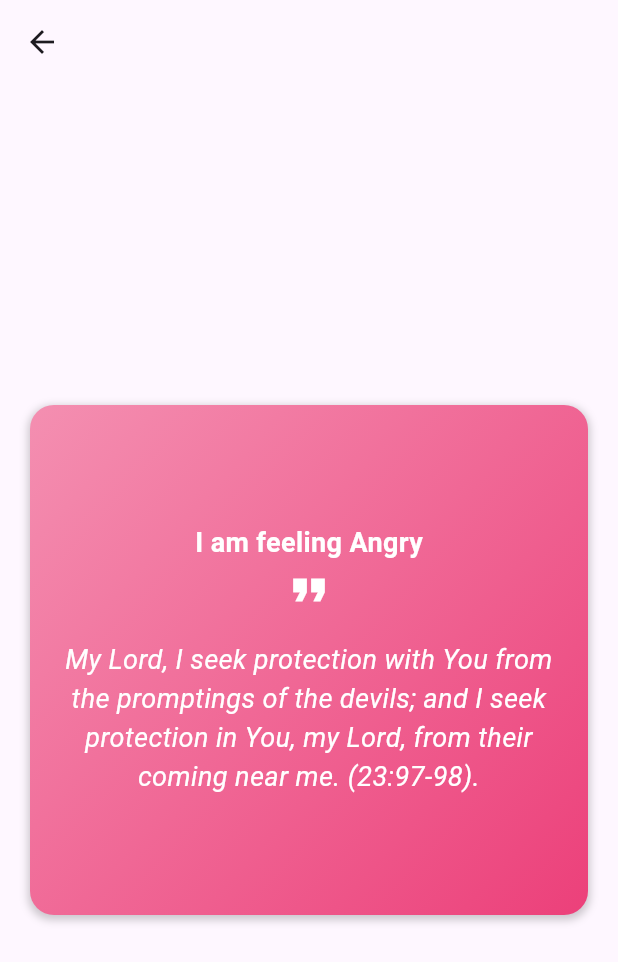
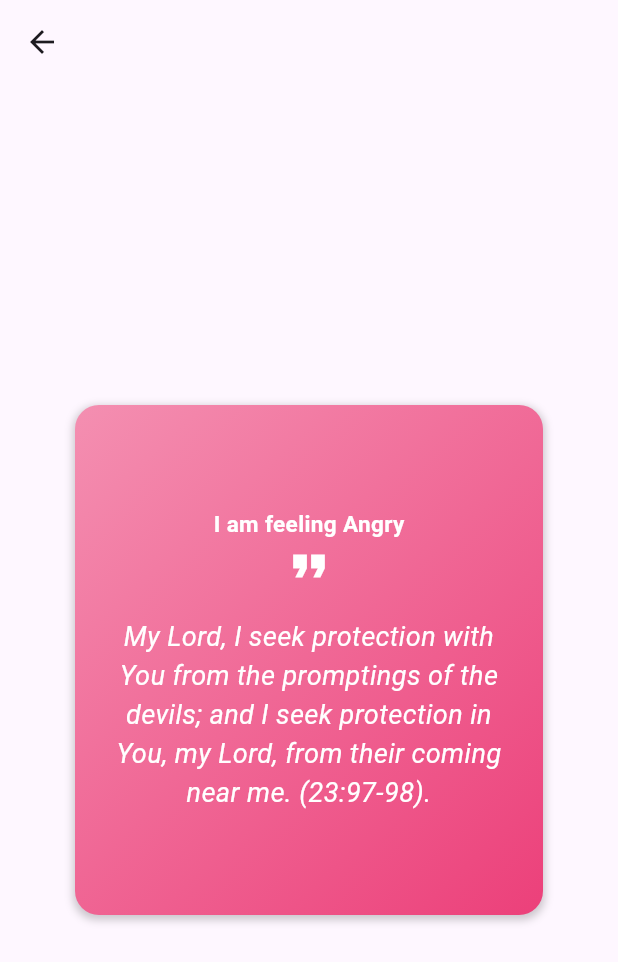
Before and after one commit to kainatnaeem/Islamic-Duas-Flutter-App, a Flutter app: the screen it shows after launch, after a tap on "Angry", on a phone screen of 412 x 824 dp. Shown: the top 962 px of the screen. Run offline on Flutter 3.47's test engine with Material 2 defaults, Android fonts, the phone set to English and light mode, and no system bars; Roboto replaces fonts that are missing (Nexa).

Commit message:
code sequence

```diff
--- a/lib/core/utils/widgets/constants.dart
+++ /dev/null
@@ -1,6 +0,0 @@
-import 'package:flutter/material.dart';
-
-class MyColors {
-  static Color mybgcolor = Color.fromARGB(255, 231, 106, 141);
-
-}
--- a/lib/core/utils/widgets/custom_grid.dart
+++ b/lib/core/utils/widgets/custom_grid.dart
@@ -27,10 +27,10 @@ class CustomGridItem extends StatelessWidget {
           child: Text(
             item,
             style: const TextStyle(
-              color: Colors.white,
+              color: Colors.black,
               fontWeight: FontWeight.w400,
               fontFamily: 'Nexa',
-              fontSize: 15.0,
+              fontSize: 14.0,
             ),
           ),
         ),
--- a/lib/core/views/dua_screen.dart
+++ b/lib/core/views/dua_screen.dart
@@ -16,7 +16,7 @@ class _DuaScreenState extends State<DuaScreen> {
          appBar: AppBar(
         elevation: 0,
         leading: IconButton(
-          icon: Icon(Icons.arrow_back), // Add a back button icon
+          icon: const Icon(Icons.arrow_back), // Add a back button icon
           onPressed: () {
             Navigator.pop(context); // Go back to the previous screen
           },
@@ -24,7 +24,7 @@ class _DuaScreenState extends State<DuaScreen> {
       ),
         body: Center(
           child: Padding(
-            padding: const EdgeInsets.all(20.0),
+            padding: const EdgeInsets.all(50.0),
             child: Container(
               height:340,
               decoration: BoxDecoration(
@@ -39,11 +39,11 @@ class _DuaScreenState extends State<DuaScreen> {
                     color: Colors.black.withOpacity(0.2),
                     spreadRadius: 1,
                     blurRadius: 4,
-                    offset: Offset(0, 2),
+                    offset: const Offset(0, 2),
                   ),
                 ],
               ),
-              padding: EdgeInsets.all(16.0),
+              padding: const EdgeInsets.all(16.0),
               child: Column(
                 crossAxisAlignment: CrossAxisAlignment.center,
                 mainAxisAlignment: MainAxisAlignment.center,
@@ -54,18 +54,18 @@ class _DuaScreenState extends State<DuaScreen> {
                       color: Colors.white,
                       fontWeight: FontWeight.w700,
                       fontFamily: 'Nexa',
-                      fontSize: 18.0,
+                      fontSize: 15.0,
                     ),
                   ),
-                  Icon(
+                  const Icon(
                     Icons.format_quote,
                     color: Colors.white,
                     size: 36.0,
                   ),
-                  SizedBox(height: 16.0),
+                  const SizedBox(height: 16.0),
                   Text(
                     widget.duas!,
-                    style: TextStyle(
+                    style: const TextStyle(
                       color: Colors.white,
                       fontSize: 18.0,
                       fontStyle: FontStyle.italic,
--- a/lib/core/views/home_screen.dart
+++ b/lib/core/views/home_screen.dart
@@ -12,6 +12,11 @@ class HomeScreen extends StatefulWidget {
 }
 
 class _HomeScreenState extends State<HomeScreen> {
+/*
+I have taken this data from an authentic source but if you want to use the same data,
+you should also confirm it once again from any authetic sources.
+*/
+
   final List<String> items = [
     'Angry',
     'Anxious',
@@ -26,14 +31,14 @@ class _HomeScreenState extends State<HomeScreen> {
     'Guilty',
     'Happy',
     'Hurt',
-    'Hypocritical',
+    'Rage',
     'Indecisive',
     'Jealous',
     'Lazy',
     'Lonely',
     'Lost',
     'Nervous',
-    'Overwhelmed',
+    'Uneasy',
     'Regret',
     'Sad',
     'Scared',
@@ -54,14 +59,14 @@ final List<String> duas = [
     'My Lord, I have certainly wronged myself, so forgive me. (28:16)',
     'All praise is for Allah through whose blessing righteous actions are accomplished.',
     'To Allah we belong and unto Him is our return. O Allah, recompense me for my affliction and replace it for me with something better.',
-    'O Changer of the hearts, make my heart firm upon Your religion.',
+    'Oh Allah, remove anger from my heart.',
     'O The Ever Living, The Sustainer of all. ; I seek assistance through Your mercy. Rectify all of my affairs and do not entrust me to myself for the blink of an eye.',
     'My Lord, I seek protection with You from the promptings of the devils; and I seek protection in You, my Lord, from their coming near me. (23:97-98)',
     'O The Ever Living, The Sustainer of all. ; I seek assistance through Your mercy. Rectify all of my affairs and do not entrust me to myself for the blink of an eye.',
     'Allah is sufficient for me. There is no god worthy of worship except Him. I have placed my trust in Him only and He is the Lord of the Magnificent Throne.',
     'My Lord, truly I am in dire need of any good which You may send me. (28:24)',
     'Allah is sufficient for me. There is no God worthy of worship except Him. I have placed my trust in Him only and He is the Lord of the Magnificent Throne.',
-    'O Allah, I seek Your protection from anxiety and grief. I seek Your protection from inability and laziness. I seek Your protection from cowardice and miserliness, and I seek Your protection from being overcome by debt and being overpowered by men.',
+    'Oh Allah, descend upon me satisfaction that comes from you and open my chest and protect my heart with it.',
     'Our Lord, we have wronged ourselves. If You do not forgive us and have mercy upon us, we will surely be amongst the losers. (7:23)',
     'My Lord, I seek protection with You from the promptings of the devils; and I seek protection in You, my Lord, from their coming near me. (23:97-98)',
     'I seek protection in the perfect words of Allah from His anger and punishment, and from the evil of His servants, and from the evil suggestions of the devils and from them appearing to me.',
@@ -82,35 +87,45 @@ final List<String> duas = [
 
     return Color.fromRGBO(red, green, blue, 1.0);
   }
+
   @override
   Widget build(BuildContext context) {
     return Scaffold(
-    body: SingleChildScrollView(child: Center(child: Padding(
-      padding: const EdgeInsets.all(20.0),
-      child: Column(children: [
-      const Text("I am feeling...",style: const TextStyle(
+        body: SingleChildScrollView(
+      child: Center(
+          child: Padding(
+        padding: const EdgeInsets.all(40.0),
+        child: Column(
+          children: [
+            const Text(
+              "I am feeling...",
+              style: const TextStyle(
                 color: Colors.black,
                 fontWeight: FontWeight.w600,
                 fontFamily: 'Nexa',
                 fontSize: 20.0,
-            ),),
-
+              ),
+            ),
             GridView.builder(
               physics: NeverScrollableScrollPhysics(),
               shrinkWrap: true,
               itemCount: items.length,
               gridDelegate: const SliverGridDelegateWithFixedCrossAxisCount(
                 crossAxisCount: 3, // Adjust the number of columns as needed
-childAspectRatio: 1.5,
+                childAspectRatio: 1.3,
               ),
               itemBuilder: (BuildContext context, int index) {
                 final randomColor = _getRandomColor();
-          return CustomGridItem(item: items[index], color: randomColor,duas: duas[index],);
+                return CustomGridItem(
+                  item: items[index],
+                  color: randomColor,
+                  duas: duas[index],
+                );
               },
             ),
-
-      ],),
-    )),)
-    );
+          ],
+        ),
+      )),
+    ));
   }
 }
```
Lines whose indentation alone changed are shown as unchanged.
